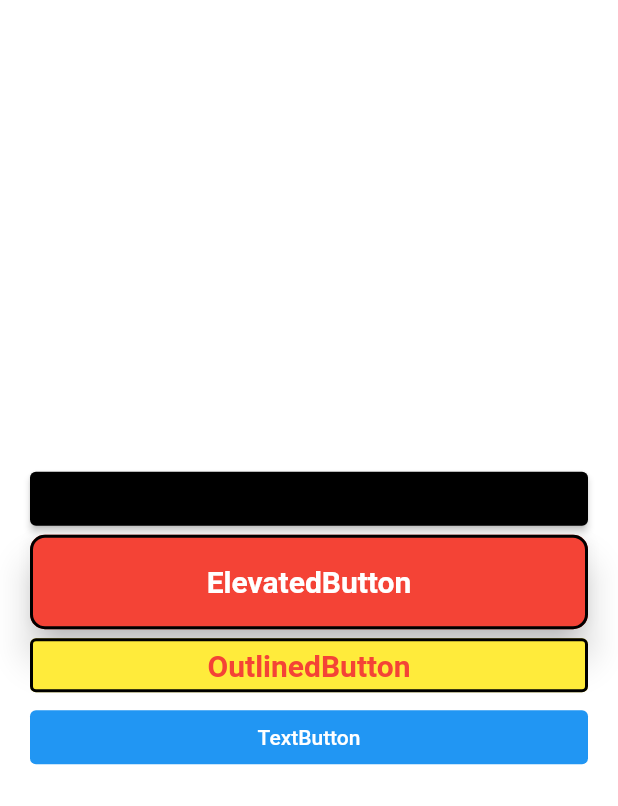
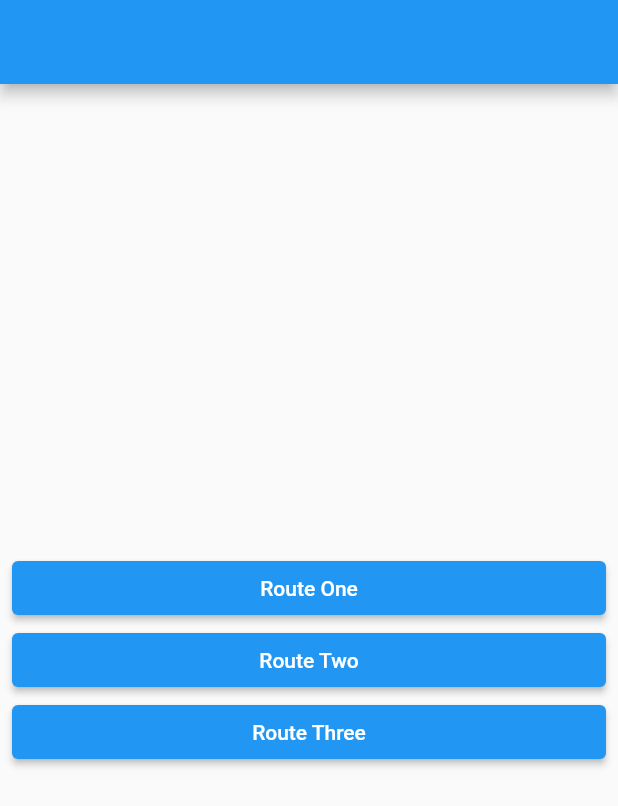
Before and after one commit to dong-park/_hello_flutter, a Flutter app: the screen it shows after launch, on a phone screen of 412 x 824 dp. Shown: the top 806 px of the screen. Run offline on Flutter 3.47's test engine with Material 2 defaults, Android fonts, the phone set to English and light mode, and no system bars; our stand-ins replace webview_flutter.

Commit message:
layout 만들어보기

```diff
--- /dev/null
+++ b/lib/layout/main_layout.dart
@@ -0,0 +1,25 @@
+import 'package:flutter/material.dart';
+
+class MainLayout extends StatelessWidget {
+  final String title;
+  final List<Widget> routes;
+
+  const MainLayout({Key? key, required this.title, required this.routes}) : super(key: key);
+
+  @override
+  Widget build(BuildContext context) {
+    return Scaffold(
+      appBar: AppBar(
+        title: Text(title),
+      ),
+      body: Padding(
+        padding: const EdgeInsets.all(8.0),
+        child: Column(
+          mainAxisAlignment: MainAxisAlignment.center,
+          crossAxisAlignment: CrossAxisAlignment.stretch,
+          children: routes,
+        ),
+      ),
+    );
+  }
+}
--- a/lib/main.dart
+++ b/lib/main.dart
@@ -1,12 +1,11 @@
 import 'package:flutter/material.dart';
 import 'package:hello_world/screen/button_test_screen.dart';
+import 'package:hello_world/screen/navigator_test_screen.dart';
 import 'package:hello_world/screen/randomnum_screen.dart';
 import 'package:hello_world/screen/time_screen.dart';
 
 void main() {
   runApp(
-    MaterialApp(
-        debugShowCheckedModeBanner: false,
-        home: ButtonTestScreen()),
+    MaterialApp(debugShowCheckedModeBanner: false, home: NavigatorTestScreen()),
   );
 }
--- /dev/null
+++ b/lib/screen/navigator_test_screen.dart
@@ -0,0 +1,33 @@
+import 'package:flutter/material.dart';
+import 'package:hello_world/layout/main_layout.dart';
+import 'package:hello_world/screen/route_one_screen.dart';
+import 'package:hello_world/screen/route_three_screen.dart';
+import 'package:hello_world/screen/route_two_screen.dart';
+
+class NavigatorTestScreen extends StatelessWidget {
+  const NavigatorTestScreen({super.key});
+
+  @override
+  Widget build(BuildContext context) {
+    return MainLayout(title: "", routes: [
+      ElevatedButton(
+        onPressed: () {
+          Navigator.push(context, MaterialPageRoute(builder: (context) => RouteOneScreen()));
+        },
+        child: Text('Route One'),
+      ),
+      ElevatedButton(
+        onPressed: () {
+          Navigator.push(context, MaterialPageRoute(builder: (context) => RouteTwoScreen()));
+        },
+        child: Text('Route Two'),
+      ),
+      ElevatedButton(
+        onPressed: () {
+          Navigator.push(context, MaterialPageRoute(builder: (context) => RouteThreeScreen()));
+        },
+        child: Text('Route Three'),
+      ),
+    ]);
+  }
+}
```
Also changed, not shown: lib/screen/route_one_screen.dart (added, +11 -0 lines), lib/screen/route_three_screen.dart (added, +12 -0 lines), lib/screen/route_two_screen.dart (added, +12 -0 lines).
